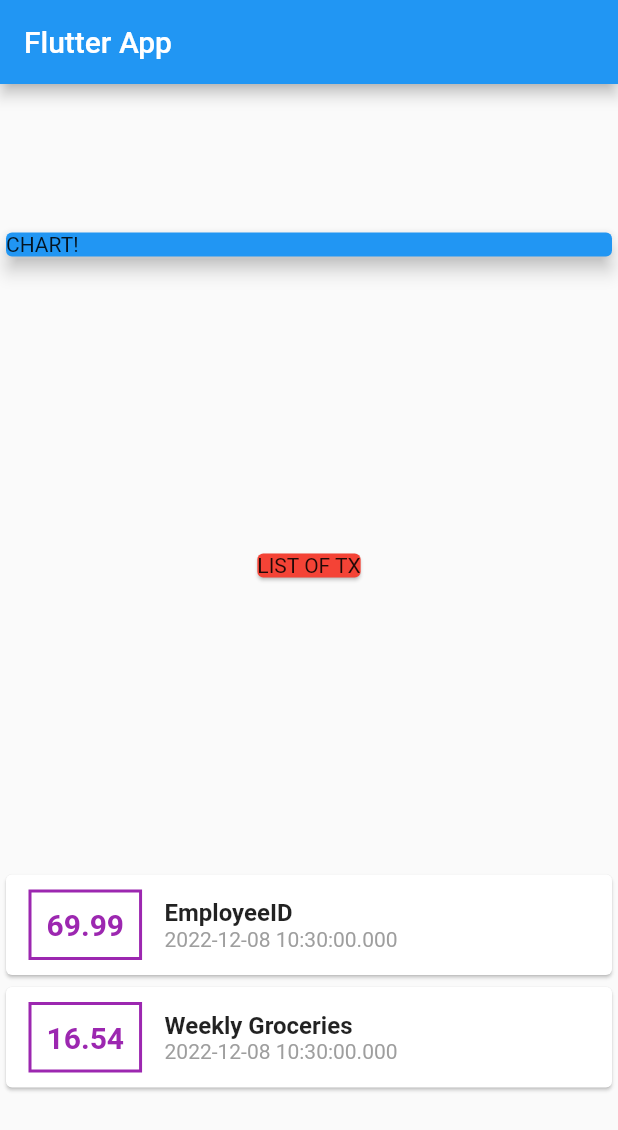
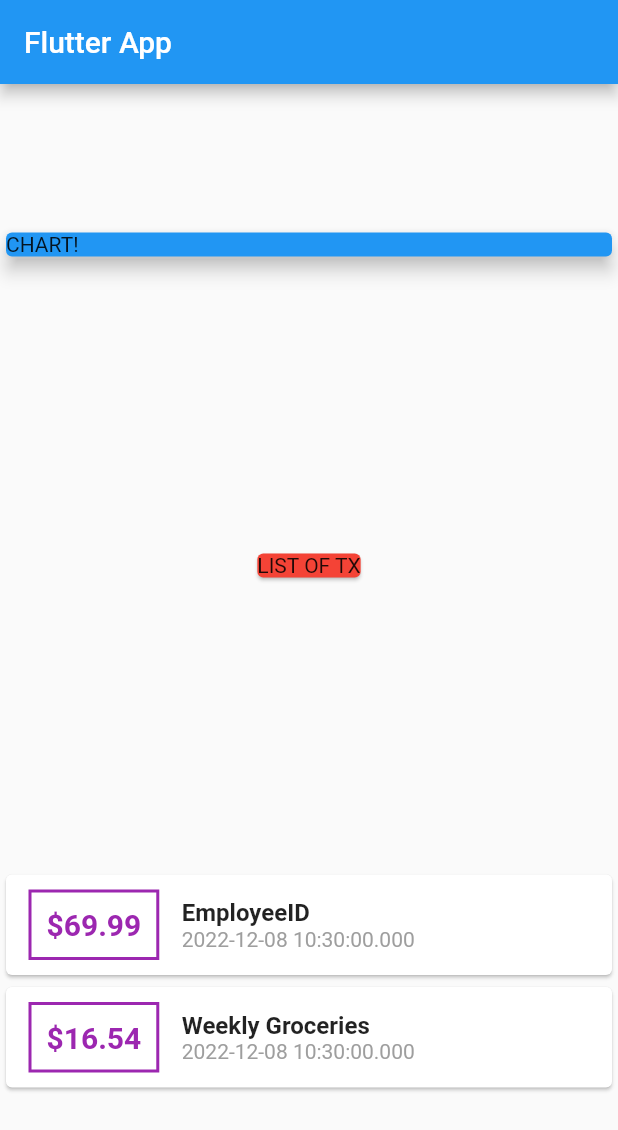
Before and after one commit to thefarismd/expenseplanner, a Flutter app: the screen it shows after launch, on a phone screen of 412 x 824 dp. Shown: the top 1130 px of the screen. Run offline on Flutter 3.47's test engine with Material 2 defaults, Android fonts, the phone set to English and light mode, and no system bars.

Commit message:
string interpolation & using blackslash to escape

```diff
--- a/lib/main.dart
+++ b/lib/main.dart
@@ -65,7 +65,7 @@ class MyHomePage extends StatelessWidget {
                               )),
                               margin: EdgeInsets.symmetric(
                                   vertical: 10, horizontal: 15),
-                              child: Text(transaction.amount.toString(),
+                              child: Text('\$${transaction.amount}',
                                   style: TextStyle(
                                       color: Colors.purple,
                                       fontSize: 20,
```
